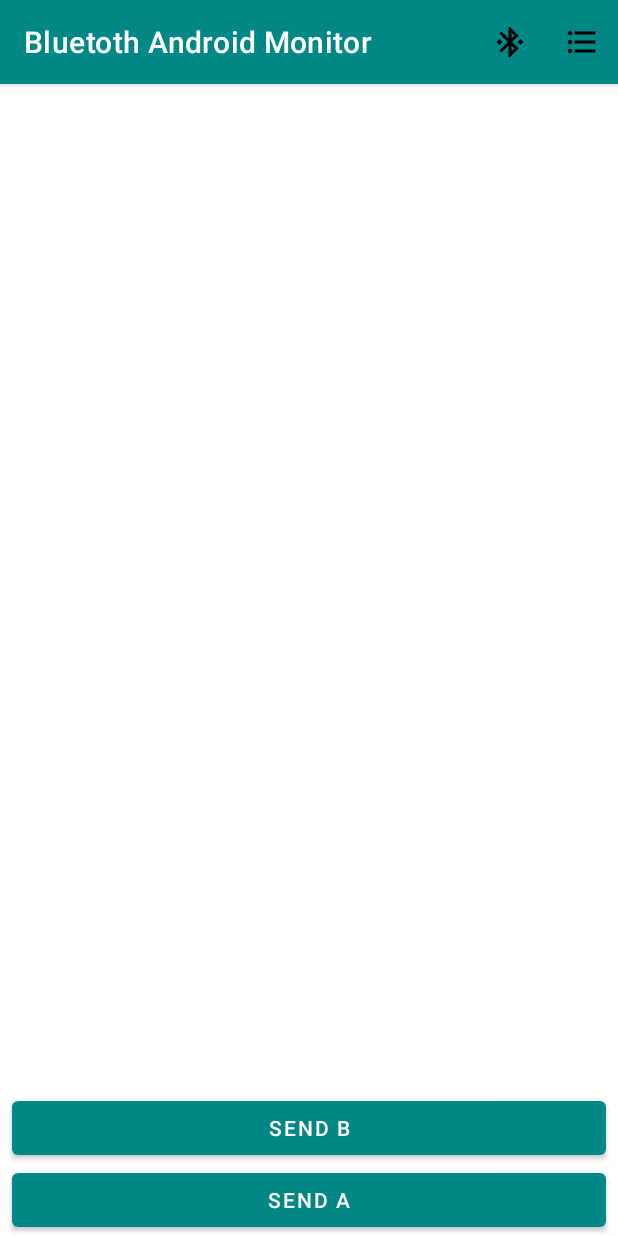
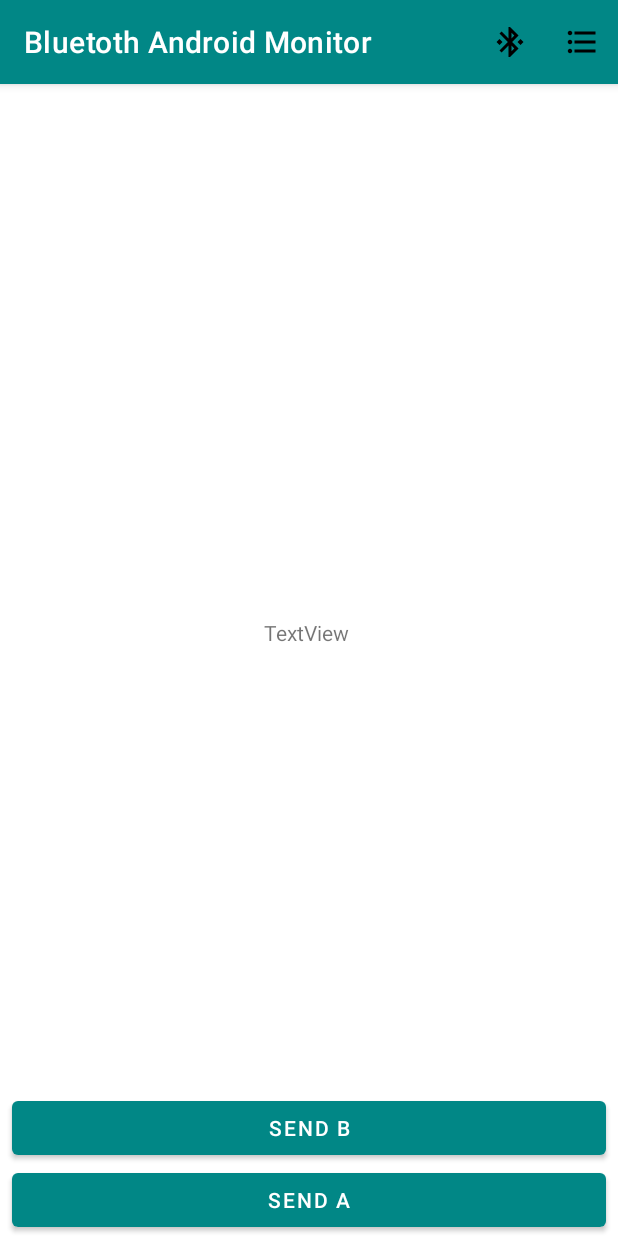
Before and after one commit to Splicer97/Bluetooth-Android-Monitor, an Android app: the screen it shows after launch (ControlActivity), on a phone screen of 412 x 824 dp. Run offline under Robolectric (Android 15) with nearby library versions, the phone set to English and light mode, and no system bars.

Commit message:
lesson 6

```diff
--- a/app/src/main/java/com/splicer/bluetothandroidmonitor/BtConnection.kt
+++ b/app/src/main/java/com/splicer/bluetothandroidmonitor/BtConnection.kt
@@ -2,13 +2,13 @@ package com.splicer.bluetothandroidmonitor
 
 import android.bluetooth.BluetoothAdapter
 
-class BtConnection(private val adapter: BluetoothAdapter) {
+class BtConnection(private val adapter: BluetoothAdapter, val listener: ReceiveThread.Listener) {
     lateinit var cThread: ConnectThread
     fun connect(mac: String) {
         if (adapter.isEnabled && mac.isNotEmpty()) {
             val device = adapter.getRemoteDevice(mac)
             device.let {
-                cThread = ConnectThread(it)
+                cThread = ConnectThread(it, listener)
                 cThread.start()
             }
         }
--- a/app/src/main/java/com/splicer/bluetothandroidmonitor/ControlActivity.kt
+++ b/app/src/main/java/com/splicer/bluetothandroidmonitor/ControlActivity.kt
@@ -11,7 +11,7 @@ import androidx.activity.result.ActivityResultLauncher
 import androidx.activity.result.contract.ActivityResultContracts
 import com.splicer.bluetothandroidmonitor.databinding.ActivityControlBinding
 
-class ControlActivity : AppCompatActivity() {
+class ControlActivity : AppCompatActivity(), ReceiveThread.Listener {
     private lateinit var binding: ActivityControlBinding
     private lateinit var actListLauncher: ActivityResultLauncher<Intent>
     lateinit var btConnection: BtConnection
@@ -34,10 +34,10 @@ class ControlActivity : AppCompatActivity() {
 
     }
 
-    private fun init(){
+    private fun init() {
         val btManager = getSystemService(Context.BLUETOOTH_SERVICE) as BluetoothManager
         val btAdapter = btManager.adapter
-        btConnection = BtConnection(btAdapter)
+        btConnection = BtConnection(btAdapter, this)
     }
 
     override fun onCreateOptionsMenu(menu: Menu?): Boolean {
@@ -46,9 +46,9 @@ class ControlActivity : AppCompatActivity() {
     }
 
     override fun onOptionsItemSelected(item: MenuItem): Boolean {
-        if(item.itemId == R.id.id_list){
+        if (item.itemId == R.id.id_list) {
             actListLauncher.launch(Intent(this, BtListActivity::class.java))
-        } else if(item.itemId == R.id.id_connect){
+        } else if (item.itemId == R.id.id_connect) {
             listItem.let {
                 btConnection.connect(it?.mac!!)
             }
@@ -56,12 +56,19 @@ class ControlActivity : AppCompatActivity() {
         return super.onOptionsItemSelected(item)
     }
 
-    private fun onBtListResult(){
+    private fun onBtListResult() {
         actListLauncher = registerForActivityResult(
-            ActivityResultContracts.StartActivityForResult()){
-            if(it.resultCode == RESULT_OK){
+            ActivityResultContracts.StartActivityForResult()
+        ) {
+            if (it.resultCode == RESULT_OK) {
                 listItem = it.data?.getSerializableExtra(BtListActivity.DEVICE_KEY) as ListItem
             }
         }
     }
+
+    override fun onRecieve(message: String) {
+        runOnUiThread {
+            binding.tvMessage.text = message
+        }
+    }
 }
--- a/app/src/main/res/layout/activity_control.xml
+++ b/app/src/main/res/layout/activity_control.xml
@@ -5,6 +5,21 @@
     android:layout_width="match_parent"
     android:layout_height="match_parent"
     tools:context=".ControlActivity">
+
+    <TextView
+        android:id="@+id/tvMessage"
+        android:layout_width="wrap_content"
+        android:layout_height="wrap_content"
+        android:layout_marginStart="176dp"
+        android:layout_marginTop="356dp"
+        android:layout_marginEnd="177dp"
+        android:text="TextView"
+        app:layout_constraintBottom_toTopOf="@+id/bB"
+        app:layout_constraintEnd_toEndOf="parent"
+        app:layout_constraintHorizontal_bias="0.0"
+        app:layout_constraintStart_toStartOf="parent"
+        app:layout_constraintTop_toTopOf="parent"
+        app:layout_constraintVertical_bias="0.0" />
 
     <Button
         android:id="@+id/bB"
@@ -25,4 +40,5 @@
         app:layout_constraintBottom_toBottomOf="parent"
         app:layout_constraintEnd_toEndOf="parent"
         app:layout_constraintStart_toStartOf="parent" />
+
 </androidx.constraintlayout.widget.ConstraintLayout>
```
Also changed, not shown: app/src/main/java/com/splicer/bluetothandroidmonitor/ConnectThread.kt (+5 -5 lines), app/src/main/java/com/splicer/bluetothandroidmonitor/ReceiveThread.kt (+7 -3 lines).
